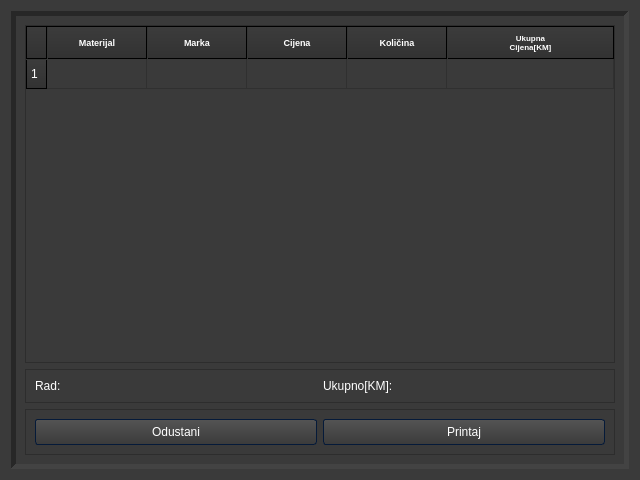
The window that receipt.ui (4ntim4tter/Budget-Flow) describes before a commit, drawn with Qt 5.
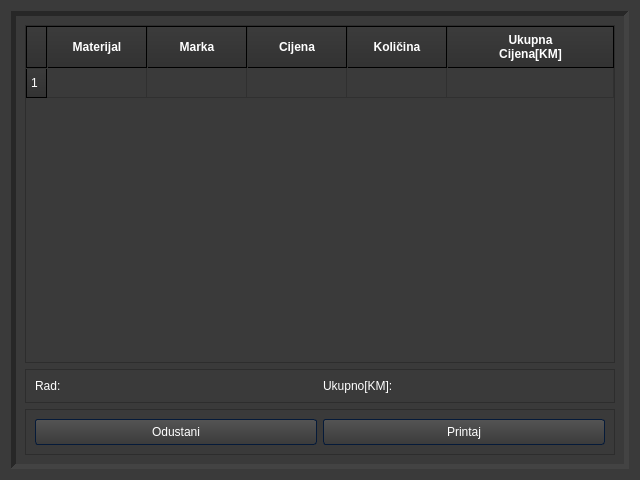
The same window after the commit. Icons and pictures are not drawn.

Commit message: added populating table on reciept window

```diff
--- a/receipt.ui
+++ b/receipt.ui
@@ -1030,7 +1030,7 @@
         <property name="font">
          <font>
           <family>Arial</family>
-          <pointsize>7</pointsize>
+          <pointsize>9</pointsize>
           <weight>75</weight>
           <bold>true</bold>
          </font>
@@ -1052,7 +1052,7 @@
          <property name="font">
           <font>
            <family>Arial</family>
-           <pointsize>7</pointsize>
+           <pointsize>9</pointsize>
            <weight>75</weight>
            <bold>true</bold>
           </font>
@@ -1065,7 +1065,7 @@
          <property name="font">
           <font>
            <family>Arial</family>
-           <pointsize>7</pointsize>
+           <pointsize>9</pointsize>
            <weight>75</weight>
            <bold>true</bold>
           </font>
@@ -1078,7 +1078,7 @@
          <property name="font">
           <font>
            <family>Arial</family>
-           <pointsize>7</pointsize>
+           <pointsize>9</pointsize>
            <weight>75</weight>
            <bold>true</bold>
           </font>
@@ -1091,7 +1091,7 @@
          <property name="font">
           <font>
            <family>Arial</family>
-           <pointsize>7</pointsize>
+           <pointsize>9</pointsize>
            <weight>75</weight>
            <bold>true</bold>
           </font>
@@ -1105,7 +1105,7 @@
          <property name="font">
           <font>
            <family>Arial</family>
-           <pointsize>6</pointsize>
+           <pointsize>9</pointsize>
            <weight>75</weight>
            <bold>true</bold>
           </font>
```
Left out of the diff: 8 changed lines with no effect on the pictures. The commit also changes 6 other files.
